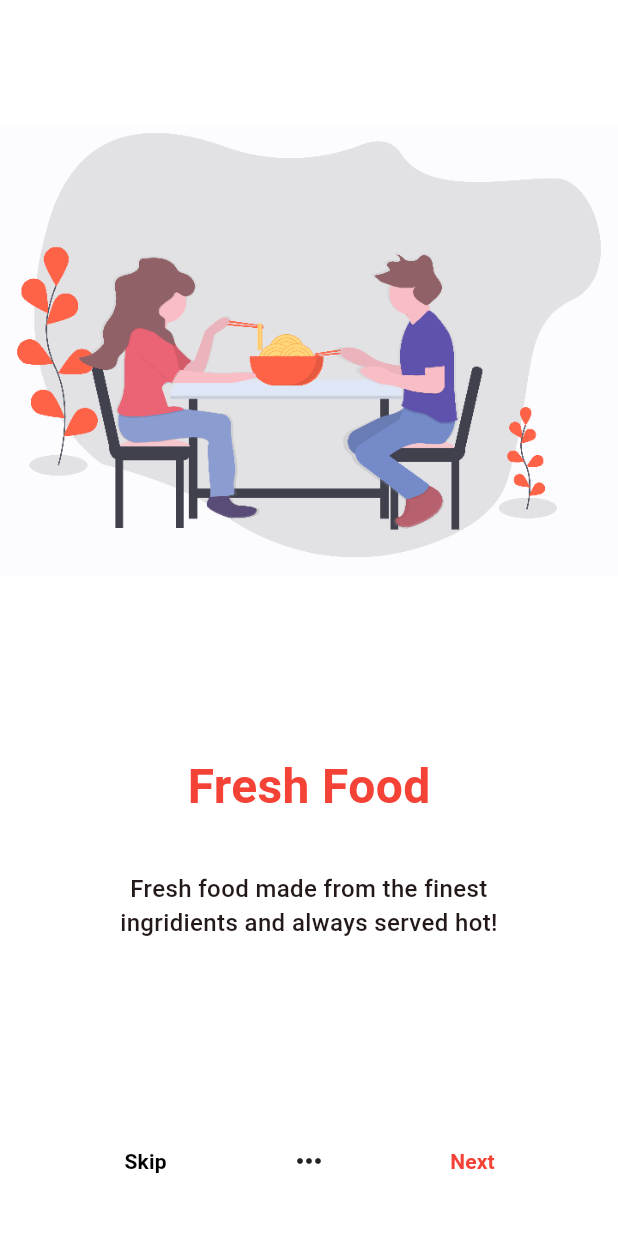
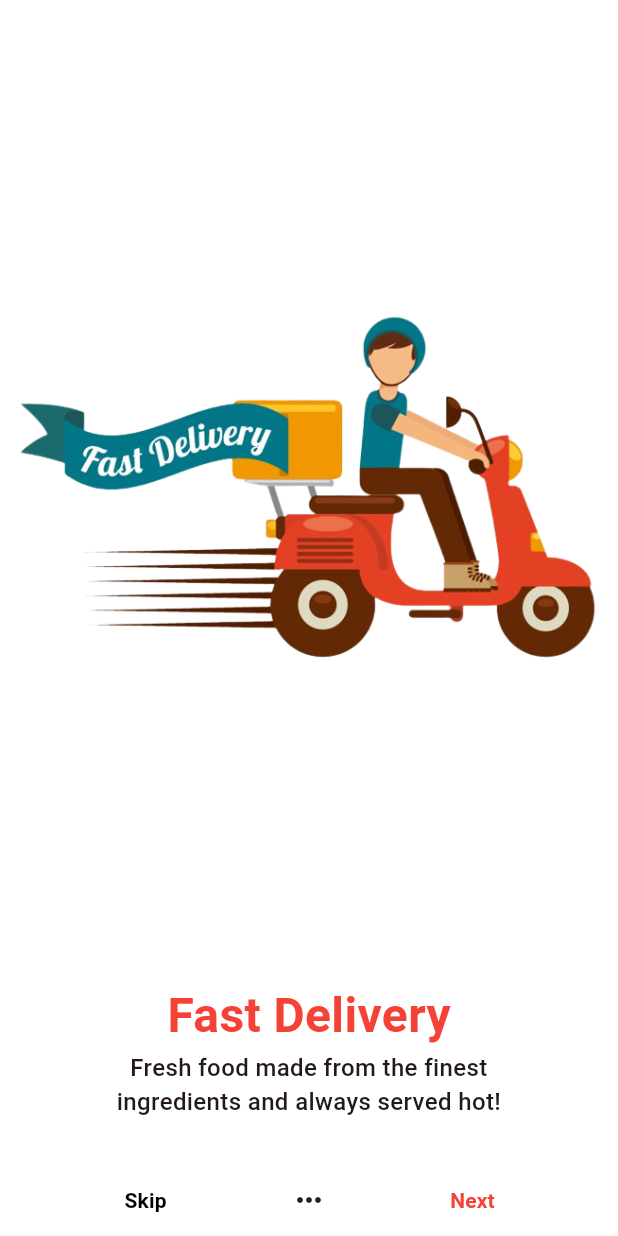
Before and after one commit to alihaidersiddique/restaurant_app, a Flutter app: the screen it shows after launch, after a tap on "Next", on a phone screen of 412 x 824 dp. Run offline on Flutter 3.47's test engine with Material 2 defaults, Android fonts, the phone set to English and light mode, and no system bars.

Commit message:
Working on the first & Second onboarding screens.

```diff
--- /dev/null
+++ b/lib/Onboarding/Onboarding_2.dart
@@ -0,0 +1,84 @@
+import 'package:flutter/material.dart';
+
+class Welcome2 extends StatelessWidget {
+  const Welcome2({Key? key}) : super(key: key);
+
+  @override
+  Widget build(BuildContext context) {
+    return Scaffold(
+      backgroundColor: Colors.white,
+      body: SafeArea(
+        child: Column(
+          mainAxisAlignment: MainAxisAlignment.spaceBetween,
+          children: [
+            const SizedBox(
+              height: 50,
+            ),
+            Expanded(
+              child: Image.asset(
+                'images/delivery.png',
+              ),
+            ),
+            const SizedBox(
+              height: 50,
+            ),
+            const Text(
+              'Fast Delivery',
+              style: TextStyle(
+                color: Colors.red,
+                fontSize: 32,
+                fontWeight: FontWeight.w600,
+              ),
+            ),
+            const Text(
+              'Fresh food made from the finest\ningredients and always served hot!',
+              textAlign: TextAlign.center,
+              style: TextStyle(fontSize: 16, fontWeight: FontWeight.w500),
+            ),
+            const SizedBox(
+              height: 30,
+            ),
+            Row(
+              mainAxisAlignment: MainAxisAlignment.spaceEvenly,
+              children: [
+                Flexible(
+                  child: Container(
+                    child: TextButton(
+                      onPressed: () {},
+                      child: const Text(
+                        'Skip',
+                        style: TextStyle(
+                          color: Colors.black,
+                          fontWeight: FontWeight.bold,
+                        ),
+                      ),
+                    ),
+                  ),
+                ),
+                Container(
+                  child: const Icon(
+                    Icons.more_horiz_rounded,
+                  ),
+                ),
+                Flexible(
+                  child: Container(
+                    child: TextButton(
+                      onPressed: () {},
+                      child: const Text(
+                        'Next',
+                        style: TextStyle(
+                          color: Colors.red,
+                          fontWeight: FontWeight.bold,
+                        ),
+                      ),
+                    ),
+                  ),
+                ),
+              ],
+            ),
+          ],
+        ),
+      ),
+    );
+  }
+}
--- a/lib/Onboarding/onboarding_1.dart
+++ b/lib/Onboarding/onboarding_1.dart
@@ -1,4 +1,5 @@
 import 'package:flutter/material.dart';
+import 'package:restaurant_app/Onboarding/Onboarding_2.dart';
 
 class Welcome1 extends StatelessWidget {
   const Welcome1({Key? key}) : super(key: key);
@@ -26,7 +27,7 @@ class Welcome1 extends StatelessWidget {
                   color: Colors.red, fontSize: 32, fontWeight: FontWeight.w600),
             ),
             const Text(
-              'Fresh food made from the finest\ningridients and always served hot!',
+              'Serving You Quick & Easy\nRound the Clock!',
               textAlign: TextAlign.center,
               style: TextStyle(fontSize: 16, fontWeight: FontWeight.w500),
             ),
@@ -41,7 +42,8 @@ class Welcome1 extends StatelessWidget {
                 children: [
                   Container(
                     child: TextButton(
-                      onPressed: () {},
+                      onPressed: () {
+                      },
                       child: const Text('Skip',
                           style: TextStyle(
                               color: Colors.black,
@@ -55,7 +57,10 @@ class Welcome1 extends StatelessWidget {
                   ),
                   Container(
                     child: TextButton(
-                      onPressed: () {},
+                      onPressed: () {
+                        Navigator.push(context,
+                            MaterialPageRoute(builder: ((context) => (const Welcome2()))));
+                      },
                       child: const Text('Next',
                           style: TextStyle(
                               color: Colors.red, fontWeight: FontWeight.bold)),
```
Also changed, not shown: images/delivery.jpg (added), images/delivery.png (added).
